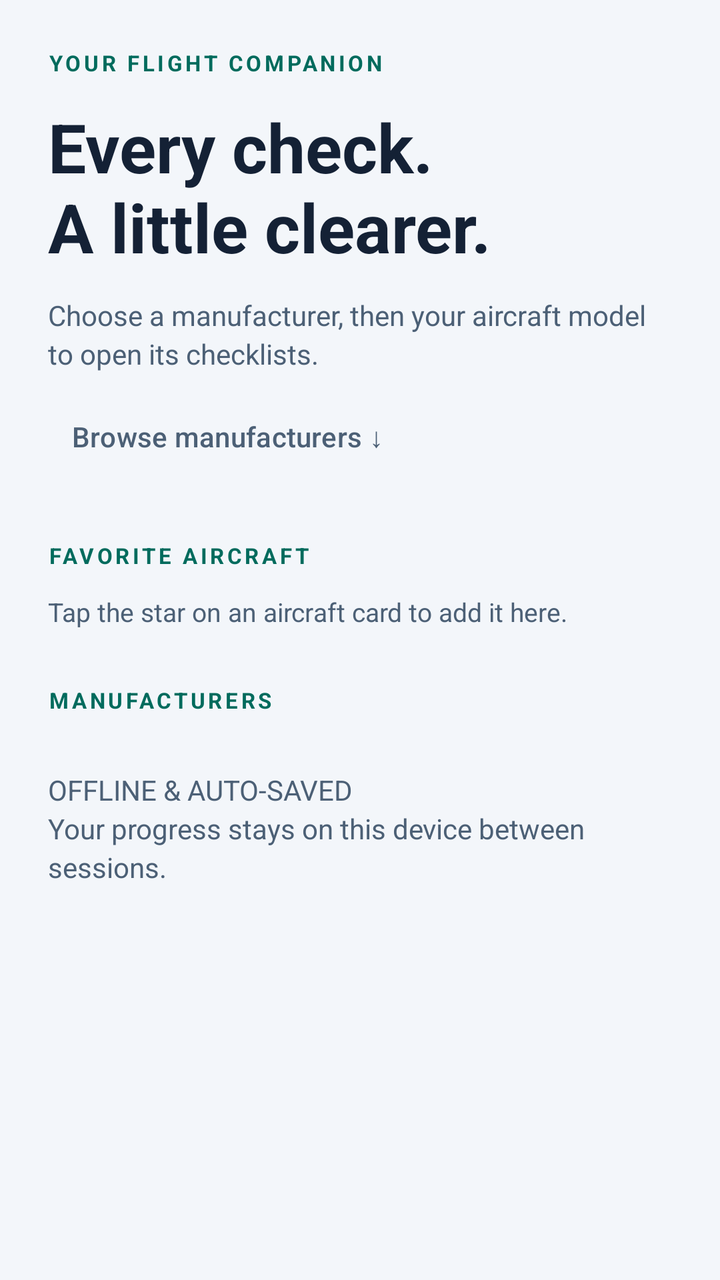
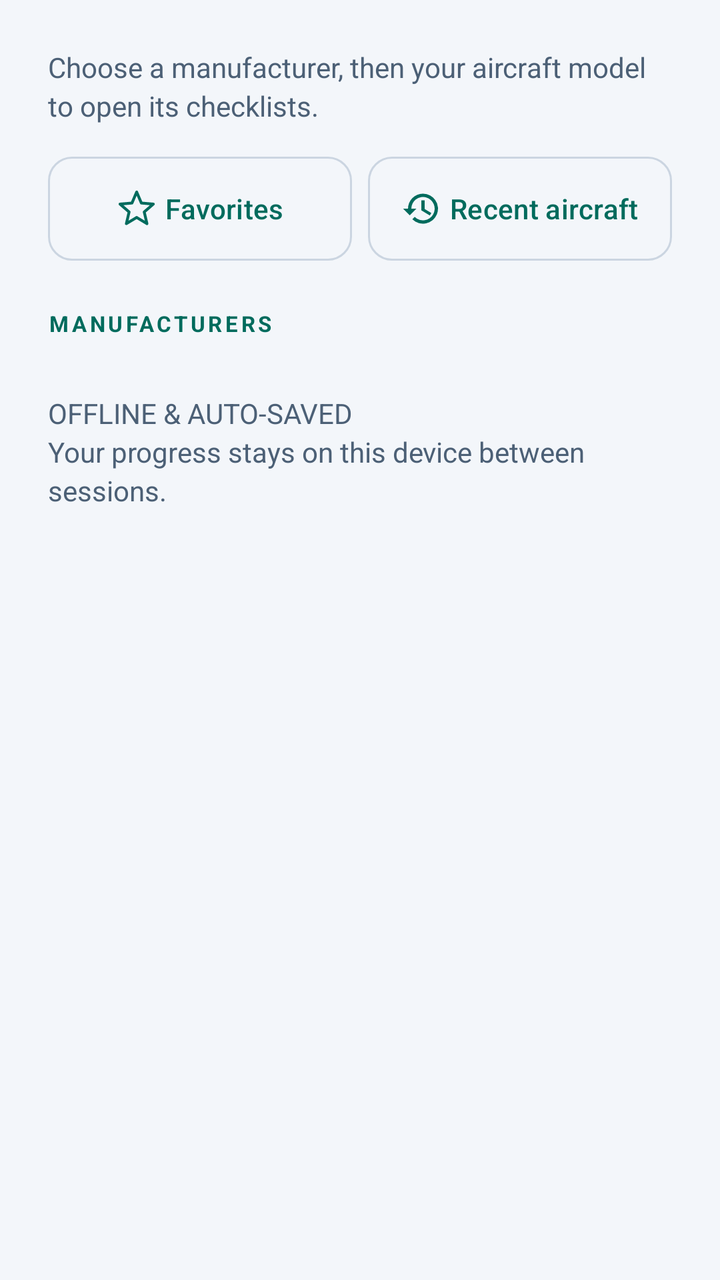

Two renders of the same Android screen: before a commit and after it. Below are the layout's source before the change and the commit's diff.
<!-- AndroidManifest.xml: application theme Theme.Electricalchecklist -->
<!-- res/layout/screen_manufacturers.xml -->
<?xml version="1.0" encoding="utf-8"?>
<ScrollView xmlns:android="http://schemas.android.com/apk/res/android"
    android:id="@+id/page_scroll" android:layout_width="match_parent"
    android:layout_height="match_parent" android:fillViewport="true">
    <LinearLayout android:layout_width="match_parent" android:layout_height="wrap_content"
        android:orientation="vertical" android:padding="24dp">
        <TextView style="@style/Eyebrow" android:text="@string/flight_companion"/>
        <TextView style="@style/PageTitle" android:text="@string/home_title"/>
        <TextView style="@style/BodyText" android:text="@string/choose_manufacturer"/>
        <com.google.android.material.button.MaterialButton android:id="@+id/browse_manufacturers_button" style="@style/TextAction" android:text="@string/browse_manufacturers" android:layout_marginTop="8dp"/>
        <TextView style="@style/Eyebrow" android:layout_marginTop="28dp" android:text="@string/favorites_title"/>
        <TextView android:id="@+id/favorites_empty" style="@style/BodyText" android:text="@string/favorites_empty" android:textSize="13sp"/>
        <LinearLayout android:id="@+id/favorite_aircraft_rows" android:layout_width="match_parent" android:layout_height="wrap_content" android:orientation="vertical"/>
        <LinearLayout android:id="@+id/recent_aircraft_section" android:layout_width="match_parent" android:layout_height="wrap_content" android:orientation="vertical" android:visibility="gone">
            <TextView style="@style/Eyebrow" android:layout_marginTop="28dp" android:text="@string/recent_aircraft_title"/>
            <LinearLayout android:id="@+id/recent_aircraft_rows" android:layout_width="match_parent" android:layout_height="wrap_content" android:orientation="vertical"/>
        </LinearLayout>
        <TextView android:id="@+id/manufacturers_heading" style="@style/Eyebrow" android:layout_marginTop="28dp" android:text="@string/manufacturers_title"/>
        <LinearLayout android:id="@+id/manufacturer_rows" android:layout_width="match_parent"
            android:layout_height="wrap_content" android:orientation="vertical"/>
        <TextView style="@style/BodyText" android:layout_marginTop="28dp" android:text="@string/autosaved"/>
    </LinearLayout>
</ScrollView>
<!-- resources referenced by this layout -->
<resources>
  <string name="autosaved">OFFLINE &amp; AUTO-SAVED\nYour progress stays on this device between sessions.</string>
  <string name="browse_manufacturers">Browse manufacturers ↓</string>
  <string name="choose_manufacturer">Choose a manufacturer, then your aircraft model to open its checklists.</string>
  <string name="favorites_empty">Tap the star on an aircraft card to add it here.</string>
  <string name="favorites_title">FAVORITE AIRCRAFT</string>
  <string name="flight_companion">YOUR FLIGHT COMPANION</string>
  <string name="home_title">Every check.\nA little clearer.</string>
  <string name="manufacturers_title">MANUFACTURERS</string>
  <string name="recent_aircraft_title">RECENT AIRCRAFT</string>
  <style name="BodyText">
          <item name="android:layout_width">match_parent</item>
          <item name="android:layout_height">wrap_content</item>
          <item name="android:layout_marginTop">12dp</item>
          <item name="android:textSize">14sp</item>
          <item name="android:textColor">@color/muted</item>
          <item name="android:lineSpacingExtra">3dp</item>
      </style>
  <style name="Eyebrow">
          <item name="android:layout_width">match_parent</item>
          <item name="android:layout_height">wrap_content</item>
          <item name="android:textSize">11sp</item>
          <item name="android:textColor">@color/accent</item>
          <item name="android:letterSpacing">0.14</item>
          <item name="android:textStyle">bold</item>
      </style>
  <style name="PageTitle">
          <item name="android:layout_width">match_parent</item>
          <item name="android:layout_height">wrap_content</item>
          <item name="android:layout_marginTop">12dp</item>
          <item name="android:textSize">34sp</item>
          <item name="android:textColor">@color/ink</item>
          <item name="android:textStyle">bold</item>
          <item name="android:accessibilityHeading">true</item>
      </style>
  <style name="TextAction" parent="Widget.Material3.Button.TextButton">
          <item name="android:layout_width">wrap_content</item>
          <item name="android:layout_height">wrap_content</item>
          <item name="android:minHeight">48dp</item>
          <item name="android:textAllCaps">false</item>
          <item name="android:textColor">@color/muted</item>
          <item name="android:textSize">14sp</item>
      </style>
  <style name="Theme.Electricalchecklist" parent="Base.Theme.Electricalchecklist" />
  <color name="muted">#4C6076</color>
  <color name="accent">#006B5D</color>
  <color name="ink">#142135</color>
  <color name="on_accent">#FFFFFF</color>
  <color name="panel">#FFFFFF</color>
  <color name="app_background">#F3F6FA</color>
  <style name="PageWindowAnimations" parent="@android:style/Animation.Activity">
          <item name="android:activityOpenEnterAnimation">@anim/page_forward_enter</item>
          <item name="android:activityOpenExitAnimation">@anim/page_forward_exit</item>
          <item name="android:activityCloseEnterAnimation">@anim/page_back_enter</item>
          <item name="android:activityCloseExitAnimation">@anim/page_back_exit</item>
      </style>
  <!-- unchanged entries left out for length: 1 -->
</resources>

<!-- the commit's change to res/layout/screen_manufacturers.xml (unified diff, before → after) -->
@@ -1,21 +1,15 @@
 <?xml version="1.0" encoding="utf-8"?>
-<ScrollView xmlns:android="http://schemas.android.com/apk/res/android"
+<ScrollView xmlns:android="http://schemas.android.com/apk/res/android" xmlns:app="http://schemas.android.com/apk/res-auto"
     android:id="@+id/page_scroll" android:layout_width="match_parent"
     android:layout_height="match_parent" android:fillViewport="true">
     <LinearLayout android:layout_width="match_parent" android:layout_height="wrap_content"
         android:orientation="vertical" android:padding="24dp">
-        <TextView style="@style/Eyebrow" android:text="@string/flight_companion"/>
-        <TextView style="@style/PageTitle" android:text="@string/home_title"/>
-        <TextView style="@style/BodyText" android:text="@string/choose_manufacturer"/>
-        <com.google.android.material.button.MaterialButton android:id="@+id/browse_manufacturers_button" style="@style/TextAction" android:text="@string/browse_manufacturers" android:layout_marginTop="8dp"/>
-        <TextView style="@style/Eyebrow" android:layout_marginTop="28dp" android:text="@string/favorites_title"/>
-        <TextView android:id="@+id/favorites_empty" style="@style/BodyText" android:text="@string/favorites_empty" android:textSize="13sp"/>
-        <LinearLayout android:id="@+id/favorite_aircraft_rows" android:layout_width="match_parent" android:layout_height="wrap_content" android:orientation="vertical"/>
-        <LinearLayout android:id="@+id/recent_aircraft_section" android:layout_width="match_parent" android:layout_height="wrap_content" android:orientation="vertical" android:visibility="gone">
-            <TextView style="@style/Eyebrow" android:layout_marginTop="28dp" android:text="@string/recent_aircraft_title"/>
-            <LinearLayout android:id="@+id/recent_aircraft_rows" android:layout_width="match_parent" android:layout_height="wrap_content" android:orientation="vertical"/>
+        <TextView style="@style/BodyText" android:layout_marginTop="0dp" android:text="@string/choose_manufacturer"/>
+        <LinearLayout android:layout_width="match_parent" android:layout_height="wrap_content" android:orientation="horizontal" android:layout_marginTop="16dp" android:baselineAligned="false">
+            <com.google.android.material.button.MaterialButton android:id="@+id/open_favorites_button" style="@style/ShortcutAction" android:layout_width="0dp" android:layout_weight="1" android:layout_marginEnd="4dp" android:text="@string/favorites_title" app:icon="@drawable/ic_star_outline"/>
+            <com.google.android.material.button.MaterialButton android:id="@+id/open_recent_button" style="@style/ShortcutAction" android:layout_width="0dp" android:layout_weight="1" android:layout_marginStart="4dp" android:text="@string/recent_aircraft_title" app:icon="@drawable/ic_history"/>
         </LinearLayout>
-        <TextView android:id="@+id/manufacturers_heading" style="@style/Eyebrow" android:layout_marginTop="28dp" android:text="@string/manufacturers_title"/>
+        <TextView android:id="@+id/manufacturers_heading" style="@style/Eyebrow" android:layout_marginTop="24dp" android:text="@string/manufacturers_title"/>
         <LinearLayout android:id="@+id/manufacturer_rows" android:layout_width="match_parent"
             android:layout_height="wrap_content" android:orientation="vertical"/>
         <TextView style="@style/BodyText" android:layout_marginTop="28dp" android:text="@string/autosaved"/>
<!-- resource entries referenced after the edit -->
@@ -1,14 +1,19 @@
 <!-- resources referenced by this layout -->
 <resources>
+  <!-- drawable ic_history (drawable) -->
+  <vector xmlns:android="http://schemas.android.com/apk/res/android"
+      android:width="24dp" android:height="24dp" android:viewportWidth="24" android:viewportHeight="24">
+      <path android:fillColor="#FFFFFFFF" android:pathData="M13,3A9,9 0,0 0,4 12H1l4,4 4,-4H6a7,7 0,1 1,2.05 4.95l-1.42,1.42A9,9 0,1 0,13 3M12,7v6l5.1,3.1 0.9,-1.5 -4,-2.4V7Z"/>
+  </vector>
+  <!-- drawable ic_star_outline (drawable) -->
+  <vector xmlns:android="http://schemas.android.com/apk/res/android" android:width="24dp" android:height="24dp" android:viewportWidth="24" android:viewportHeight="24">
+      <path android:fillColor="@android:color/transparent" android:strokeColor="#FF000000" android:strokeWidth="1.7" android:strokeLineJoin="round" android:pathData="M12,17.27L18.18,21l-1.64,-7.03L22,9.24l-7.19,-0.61L12,2l-2.81,6.63L2,9.24l5.46,4.73L5.82,21z"/>
+  </vector>
   <string name="autosaved">OFFLINE &amp; AUTO-SAVED\nYour progress stays on this device between sessions.</string>
-  <string name="browse_manufacturers">Browse manufacturers ↓</string>
   <string name="choose_manufacturer">Choose a manufacturer, then your aircraft model to open its checklists.</string>
-  <string name="favorites_empty">Tap the star on an aircraft card to add it here.</string>
-  <string name="favorites_title">FAVORITE AIRCRAFT</string>
-  <string name="flight_companion">YOUR FLIGHT COMPANION</string>
-  <string name="home_title">Every check.\nA little clearer.</string>
+  <string name="favorites_title">Favorites</string>
   <string name="manufacturers_title">MANUFACTURERS</string>
-  <string name="recent_aircraft_title">RECENT AIRCRAFT</string>
+  <string name="recent_aircraft_title">Recent aircraft</string>
   <style name="BodyText">
           <item name="android:layout_width">match_parent</item>
           <item name="android:layout_height">wrap_content</item>
@@ -25,26 +30,26 @@
           <item name="android:letterSpacing">0.14</item>
           <item name="android:textStyle">bold</item>
       </style>
-  <style name="PageTitle">
-          <item name="android:layout_width">match_parent</item>
+  <style name="ShortcutAction" parent="Widget.Material3.Button.OutlinedButton">
           <item name="android:layout_height">wrap_content</item>
-          <item name="android:layout_marginTop">12dp</item>
-          <item name="android:textSize">34sp</item>
-          <item name="android:textColor">@color/ink</item>
-          <item name="android:textStyle">bold</item>
-          <item name="android:accessibilityHeading">true</item>
-      </style>
-  <style name="TextAction" parent="Widget.Material3.Button.TextButton">
-          <item name="android:layout_width">wrap_content</item>
-          <item name="android:layout_height">wrap_content</item>
-          <item name="android:minHeight">48dp</item>
+          <item name="android:minHeight">52dp</item>
+          <item name="android:minWidth">0dp</item>
+          <item name="android:paddingHorizontal">12dp</item>
           <item name="android:textAllCaps">false</item>
-          <item name="android:textColor">@color/muted</item>
           <item name="android:textSize">14sp</item>
+          <item name="android:textColor">@color/accent</item>
+          <item name="android:insetTop">0dp</item>
+          <item name="android:insetBottom">0dp</item>
+          <item name="iconTint">@color/accent</item>
+          <item name="iconSize">20dp</item>
+          <item name="iconGravity">textStart</item>
+          <item name="strokeColor">@color/border</item>
+          <item name="cornerRadius">12dp</item>
       </style>
   <style name="Theme.Electricalchecklist" parent="Base.Theme.Electricalchecklist" />
   <color name="muted">#4C6076</color>
   <color name="accent">#006B5D</color>
+  <color name="border">#CBD5E1</color>
   <color name="ink">#142135</color>
   <color name="on_accent">#FFFFFF</color>
   <color name="panel">#FFFFFF</color>
